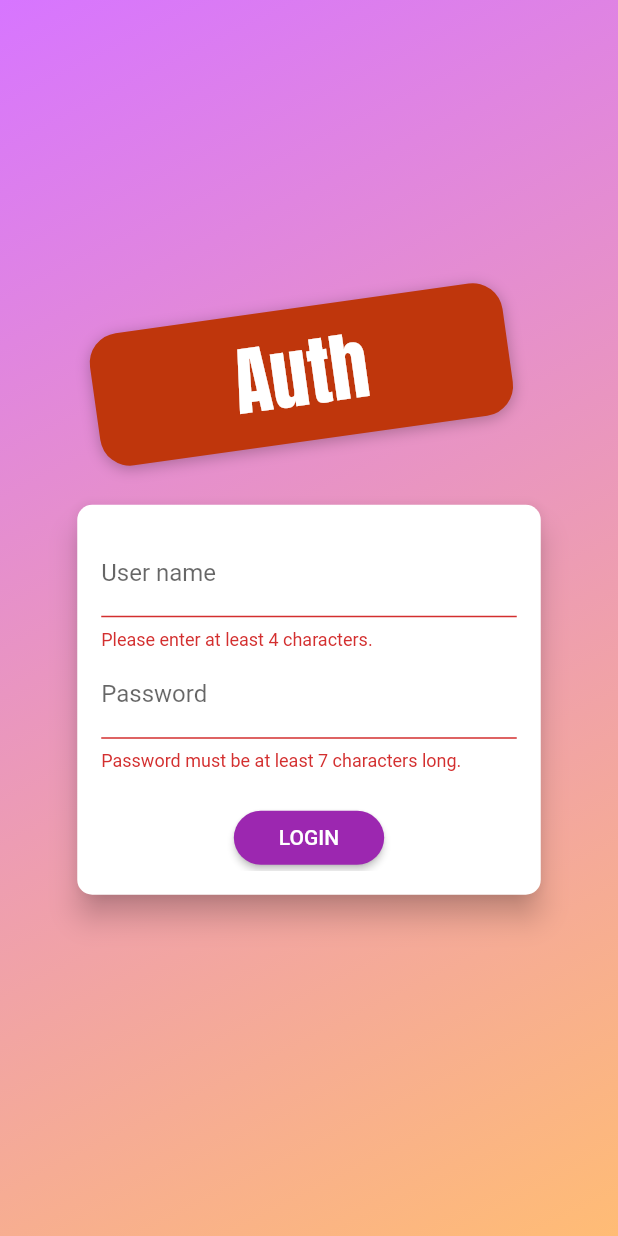
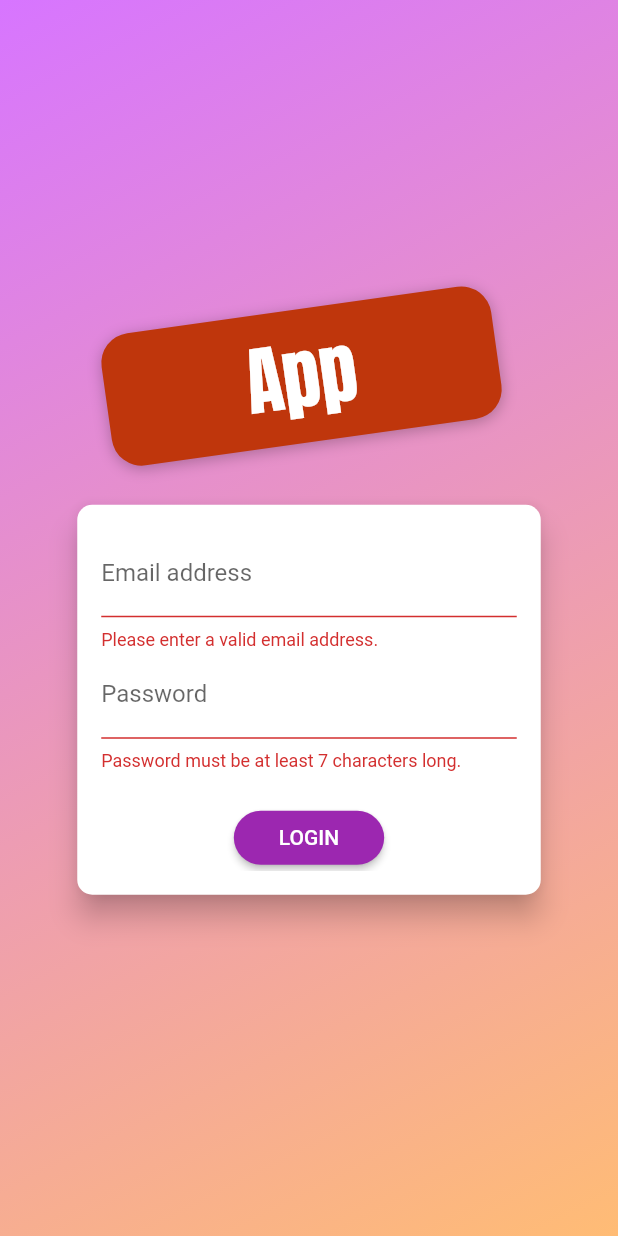
Before and after one commit to JavIonBek/auth, a Flutter app: the screen it shows after launch, after a tap on "LOGIN", on a phone screen of 412 x 824 dp. Run offline on Flutter 3.47's test engine with Material 2 defaults, Android fonts, the phone set to English and light mode, and no system bars; our stand-ins replace firebase_auth, firebase_core; accounts and stored records are empty.

Commit message:
Updated files

```diff
--- a/lib/main.dart
+++ b/lib/main.dart
@@ -1,27 +1,46 @@
 import 'package:flutter/material.dart';
+import 'package:firebase_core/firebase_core.dart';
+import 'package:firebase_auth/firebase_auth.dart';
 
 import './screens/auth_screen.dart';
+import './screens/your_screen.dart';
+import './screens/splash_screen.dart';
 
 void main() => runApp(MyApp());
 
 class MyApp extends StatelessWidget {
   @override
   Widget build(BuildContext context) {
+    final Future<FirebaseApp> _initialization = Firebase.initializeApp();
+
+    return FutureBuilder(
+      // Initialize FlutterFire:
+      future: _initialization,
+      builder: (context, appSnapshot) {
         return MaterialApp(
           debugShowCheckedModeBanner: false,
           title: 'Flutter App',
           theme: ThemeData(
             primarySwatch: Colors.purple,
             accentColor: Colors.deepOrange,
-        // fontFamily: 'Lato',
-        // pageTransitionsTheme: PageTransitionsTheme(
-        //   builders: {
-        //     TargetPlatform.android: CustomPageTransitionBuilder(),
-        //     TargetPlatform.iOS: CustomPageTransitionBuilder(),
-        //   },
-        // ),
           ),
-      home: AuthScreen(),
+          home: appSnapshot.connectionState != ConnectionState.done
+              ? SplashScreen()
+              : StreamBuilder(
+                  stream: FirebaseAuth.instance.authStateChanges(),
+                  builder: (ctx, userSnapshot) {
+                    if (userSnapshot.connectionState ==
+                        ConnectionState.waiting) {
+                      return SplashScreen();
+                    }
+                    if (userSnapshot.hasData) {
+                      return YourScreen();
+                    }
+                    return AuthScreen();
+                  },
+                ),
+        );
+      },
     );
   }
 }
--- /dev/null
+++ b/lib/screens/splash_screen.dart
@@ -0,0 +1,19 @@
+import 'package:flutter/material.dart';
+
+class SplashScreen extends StatelessWidget {
+  @override
+  Widget build(BuildContext context) {
+    return Scaffold(
+      backgroundColor: Theme.of(context).primaryColor,
+      body: Center(
+        child: const Text(
+          'Loading...',
+          style: TextStyle(
+            color: Colors.white,
+            fontSize: 22,
+          ),
+        ),
+      ),
+    );
+  }
+}
--- a/lib/widgets/auth_form.dart
+++ b/lib/widgets/auth_form.dart
@@ -82,9 +82,9 @@ class _AuthFromState extends State<AuthFrom>
         _isLogin,
         context,
       );
-      print(_userEmail);
-      print(_userName);
-      print(_userPassword);
+      // print(_userEmail);
+      // print(_userName);
+      // print(_userPassword);
       // Use those values to send our auth request ...
     }
   }
@@ -110,6 +110,24 @@ class _AuthFromState extends State<AuthFrom>
           child: SingleChildScrollView(
             child: Column(
               children: [
+                TextFormField(
+                  key: const ValueKey('email'),
+                  autocorrect: false,
+                  textCapitalization: TextCapitalization.none,
+                  enableSuggestions: false,
+                  decoration: const InputDecoration(labelText: 'Email address'),
+                  keyboardType: TextInputType.emailAddress,
+                  validator: (value) {
+                    if (value.isEmpty || !value.contains('@')) {
+                      return 'Please enter a valid email address.';
+                    }
+                    return null;
+                  },
+                  onSaved: (value) {
+                    _userEmail = value;
+                  },
+                ),
+                if (!_isLogin)
                   AnimatedContainer(
                     constraints: BoxConstraints(
                       minHeight: !_isLogin ? 60 : 0,
@@ -123,31 +141,12 @@ class _AuthFromState extends State<AuthFrom>
                         opacity: _opacityAnimation,
                         child: TextFormField(
                           enabled: !_isLogin,
-                        key: const ValueKey('email'),
-                        autocorrect: false,
-                        textCapitalization: TextCapitalization.none,
-                        enableSuggestions: false,
-                        decoration: const InputDecoration(labelText: 'E-Mail'),
-                        keyboardType: TextInputType.emailAddress,
-                        validator: (value) {
-                          if (value.isEmpty || !value.contains('@')) {
-                            return 'Please enter a valid email address.';
-                          }
-                          return null;
-                        },
-                        onSaved: (value) {
-                          _userEmail = value;
-                        },
-                      ),
-                    ),
-                  ),
-                ),
-                TextFormField(
-                  key: ValueKey('username'),
+                          key: const ValueKey('username'),
                           autocorrect: true,
                           textCapitalization: TextCapitalization.words,
                           enableSuggestions: false,
-                  decoration: InputDecoration(labelText: 'User name'),
+                          decoration:
+                              const InputDecoration(labelText: 'User name'),
                           validator: (value) {
                             if (value.isEmpty || value.length < 4) {
                               return 'Please enter at least 4 characters.';
@@ -158,8 +157,11 @@ class _AuthFromState extends State<AuthFrom>
                             _userName = value;
                           },
                         ),
+                      ),
+                    ),
+                  ),
                 TextFormField(
-                  key: ValueKey('password'),
+                  key: const ValueKey('password'),
                   obscureText: true,
                   decoration: const InputDecoration(labelText: 'Password'),
                   validator: (value) {
--- a/pubspec.yaml
+++ b/pubspec.yaml
@@ -23,6 +23,8 @@ environment:
 dependencies:
   flutter:
     sdk: flutter
+  firebase_core: ^1.0.3
+  firebase_auth: ^1.0.2
 
   # The following adds the Cupertino Icons font to your application.
   # Use with the CupertinoIcons class for iOS style icons.
```
Also changed, not shown: lib/screens/auth_screen.dart (+44 -3 lines), lib/screens/your_screen.dart (added, +15 -0 lines), pubspec.lock, 3 other files. Lines whose indentation alone changed are shown as unchanged.
